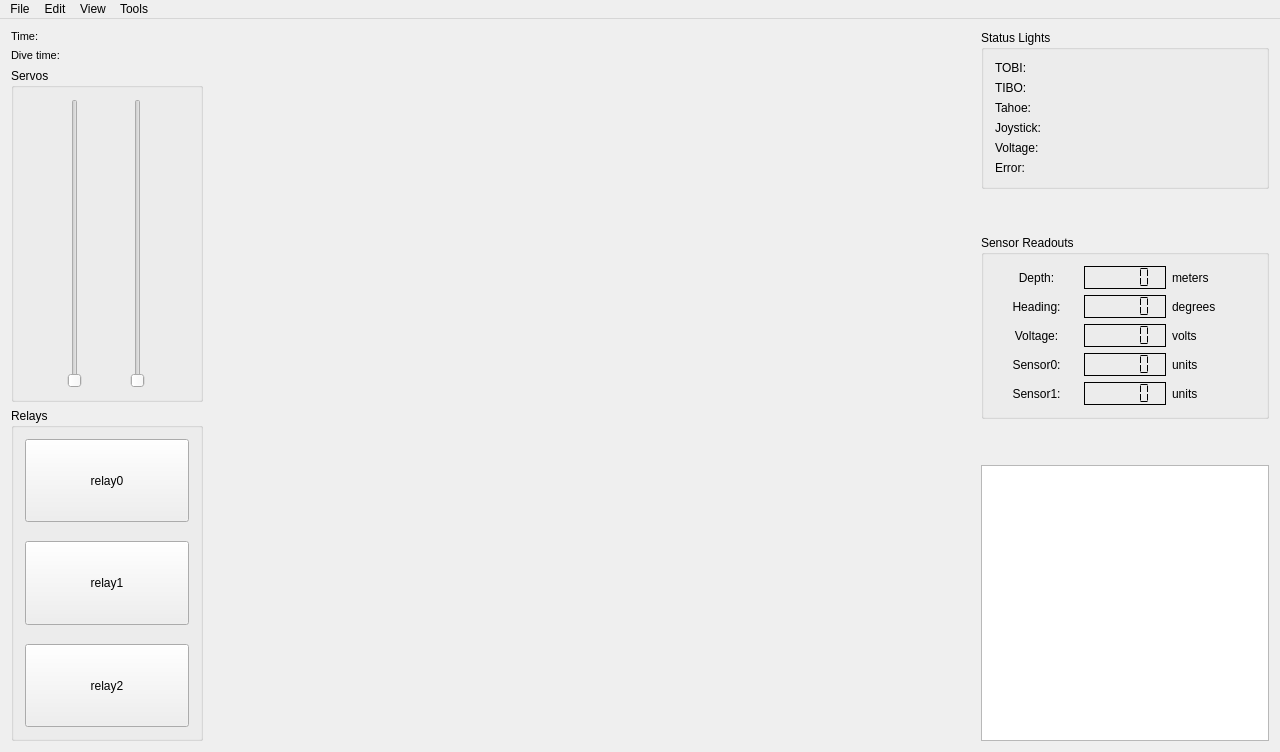
Qt form Monterey/mainwindow.ui (rovsuite/monterey) before a commit.
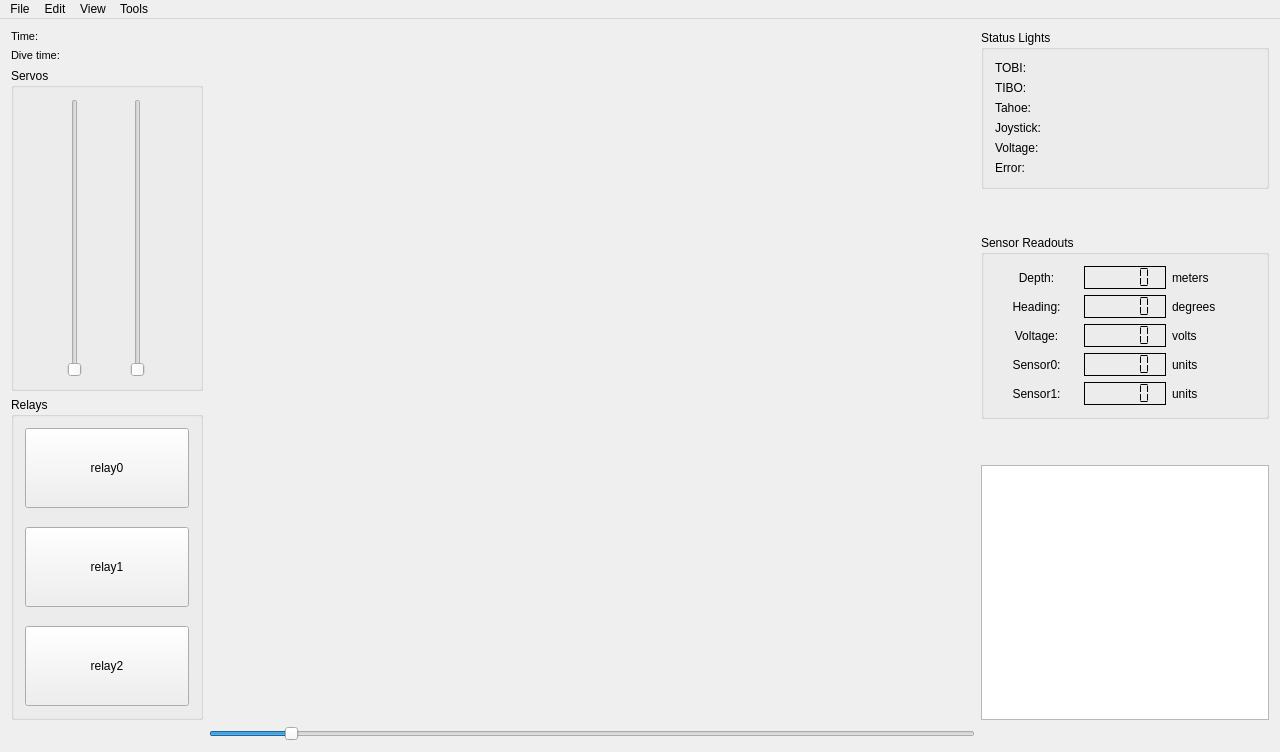
The same form after that commit. Custom widgets are drawn as their Qt base class.

The edit to the form file:
```diff
--- a/Monterey/mainwindow.ui
+++ b/Monterey/mainwindow.ui
@@ -704,6 +704,28 @@
       </item>
      </layout>
     </item>
+    <item row="1" column="1">
+     <widget class="QSlider" name="zoomSlider">
+      <property name="toolTip">
+       <string>Zoom the camera feed</string>
+      </property>
+      <property name="minimum">
+       <number>0</number>
+      </property>
+      <property name="maximum">
+       <number>1000</number>
+      </property>
+      <property name="value">
+       <number>100</number>
+      </property>
+      <property name="orientation">
+       <enum>Qt::Horizontal</enum>
+      </property>
+      <property name="tickPosition">
+       <enum>QSlider::NoTicks</enum>
+      </property>
+     </widget>
+    </item>
    </layout>
   </widget>
   <widget class="QMenuBar" name="menuBar">
```
Left out of the diff: 116 changed lines with no effect on the pictures.
